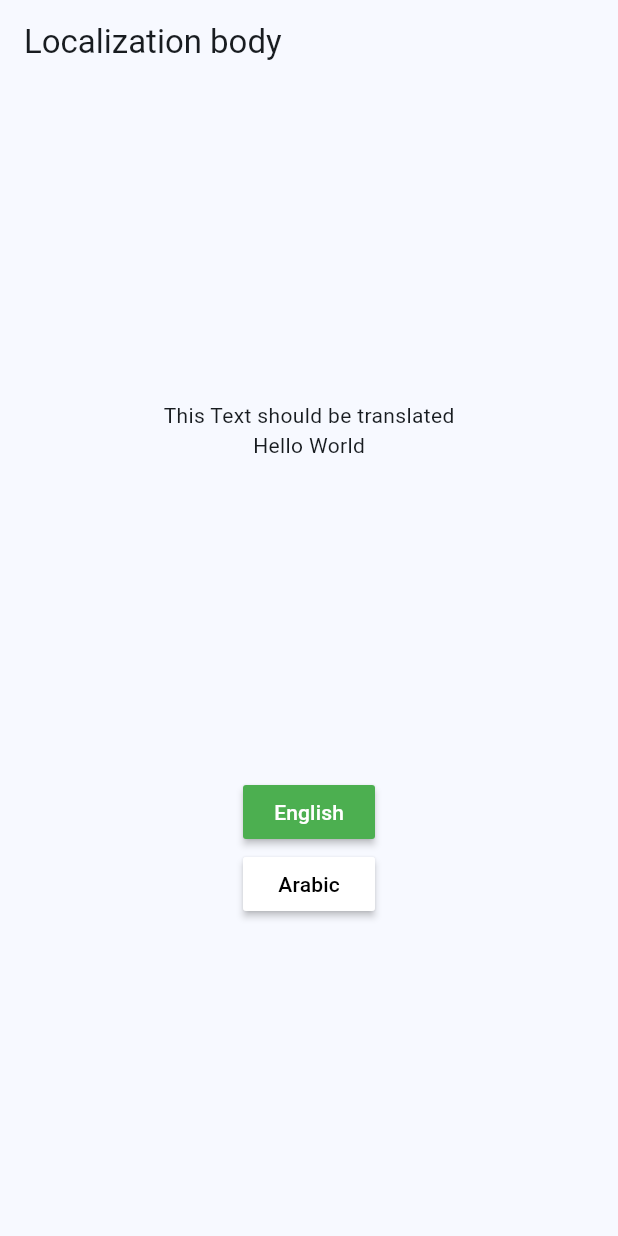
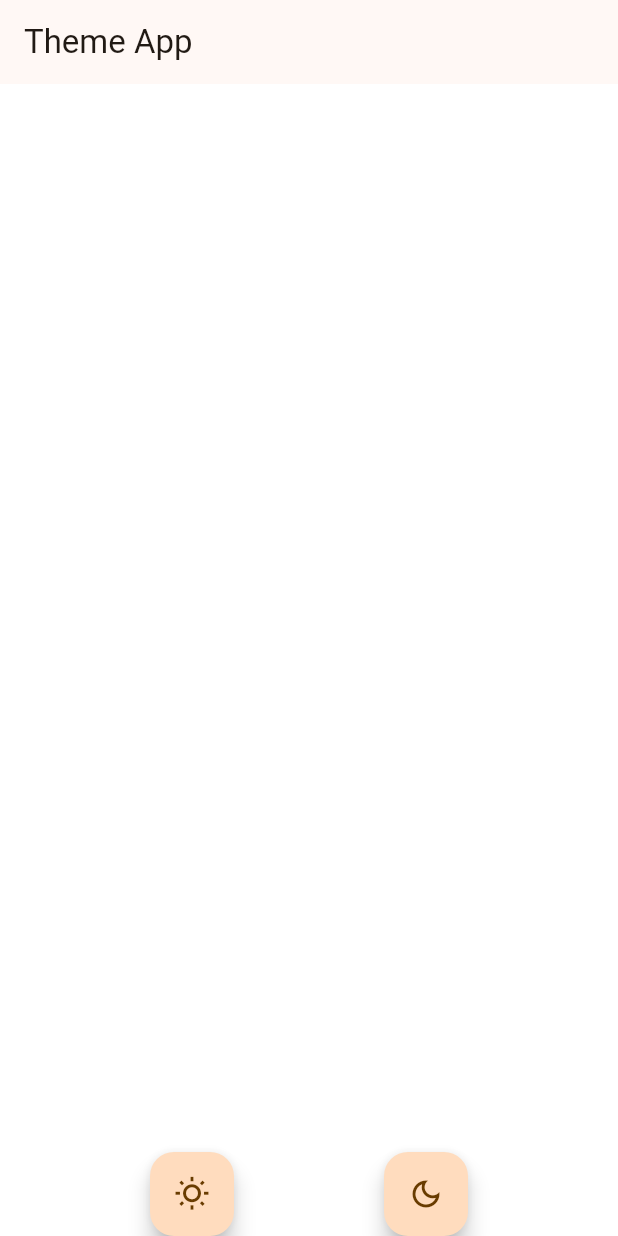
Before and after one commit to OSS7/Bloc_Apps_Project, a Flutter app: the screen it shows after launch, on a phone screen of 412 x 824 dp. Run offline on Flutter 3.47's test engine with Material 2 defaults, Android fonts, the phone set to English and light mode, and no system bars; our stand-ins replace bloc, equatable, flutter_bloc, shared_preferences.

Commit message:
theme app with bloc.

```diff
--- a/lib/localization/cubit/localization_cubit.dart
+++ b/lib/localization/cubit/localization_cubit.dart
@@ -3,7 +3,7 @@ import 'dart:ui';
 import 'package:bloc/bloc.dart';
 import 'package:meta/meta.dart';
 
-import '../service/local_storage_service.dart';
+import '../service/localization_local_storage.dart';
 
 part 'localization_state.dart';
 
--- a/lib/main.dart
+++ b/lib/main.dart
@@ -1,5 +1,8 @@
 import 'package:cubit_test/counter/bloc/counter_bloc.dart';
 import 'package:cubit_test/counter/counter_view.dart';
+import 'package:cubit_test/theme/bloc/theme_bloc.dart';
+import 'package:cubit_test/theme/service/theme_app.dart';
+import 'package:cubit_test/theme/theme_view.dart';
 import 'package:flutter/material.dart';
 import 'package:flutter_bloc/flutter_bloc.dart';
 import 'package:flutter_localizations/flutter_localizations.dart';
@@ -26,12 +29,25 @@ class MyApp extends StatelessWidget {
         BlocProvider(
           create: (BuildContext context) => LocalizationCubit()..getLocal(),
         ),
+        BlocProvider(
+          create: (BuildContext context) => ThemeBloc()..add(GetTheme()),
+        ),
       ],
-      child: BlocBuilder<LocalizationCubit, LocalizationState>(
-        builder: (context, state) {
-          if (state is UpdateLocalization) {
+      child: Builder(
+        builder: (context) {
+          Locale? local;
+          ThemeData? theme;
+          final localeCubit = context.watch<LocalizationCubit>().state;
+          final themeBloc = context.watch<ThemeBloc>().state;
+          if (themeBloc is UpdateTheme) {
+            theme = themeBloc.theme;
+          }
+          if (localeCubit is UpdateLocalization) {
+            local = localeCubit.local;
+          }
           return MaterialApp(
-              locale: state.local,
+            debugShowCheckedModeBanner: false,
+            locale: local,
             supportedLocales: const [Locale('en'), Locale('ar')],
             localizationsDelegates: const [
               AppLocalization.delegate,
@@ -39,15 +55,10 @@ class MyApp extends StatelessWidget {
               GlobalWidgetsLocalizations.delegate,
               GlobalCupertinoLocalizations.delegate
             ],
+            theme: theme,
             title: 'Flutter Demo',
-              theme: ThemeData(
-                colorScheme: ColorScheme.fromSeed(seedColor: Colors.lightBlue),
-                useMaterial3: true,
-              ),
-              home: const LocalizationView(),
+            home: const ThemeView(),
           );
-          }
-          return SizedBox();
         },
       ),
     );
--- /dev/null
+++ b/lib/theme/bloc/theme_bloc.dart
@@ -0,0 +1,29 @@
+import 'dart:async';
+
+import 'package:bloc/bloc.dart';
+import 'package:equatable/equatable.dart';
+import 'package:flutter/material.dart';
+
+import '../service/theme_app.dart';
+import '../service/theme_local_storage.dart';
+
+part 'theme_event.dart';
+part 'theme_state.dart';
+
+class ThemeBloc extends Bloc<ThemeEvent, ThemeState> {
+  ThemeBloc() : super(ThemeInitial()) {
+    on<ThemeEvent>((event, emit) async {
+      if (event is GetTheme) {
+        final themeIndex = await ThemeCacheHelper().getCachedThemeIndex();
+        final theme = AppTheme.values
+            .firstWhere((appTheme) => appTheme.index == themeIndex);
+        emit(UpdateTheme(appThemeData[theme]!));
+      }
+      if (event is SetTheme) {
+        final themeIndex = event.theme.index;
+        await ThemeCacheHelper().cacheThemeIndex(themeIndex);
+        emit(UpdateTheme(appThemeData[event.theme]!));
+      }
+    });
+  }
+}
--- /dev/null
+++ b/lib/theme/bloc/theme_event.dart
@@ -0,0 +1,19 @@
+part of 'theme_bloc.dart';
+
+abstract class ThemeEvent extends Equatable {
+  const ThemeEvent();
+}
+
+class GetTheme extends ThemeEvent {
+  @override
+  List<Object?> get props => throw UnimplementedError();
+}
+
+class SetTheme extends ThemeEvent {
+  final AppTheme theme;
+  const SetTheme({
+    required this.theme,
+  });
+  @override
+  List<Object> get props => [theme];
+}
--- /dev/null
+++ b/lib/theme/bloc/theme_state.dart
@@ -0,0 +1,18 @@
+part of 'theme_bloc.dart';
+
+abstract class ThemeState extends Equatable {
+  const ThemeState();
+}
+
+class ThemeInitial extends ThemeState {
+  @override
+  List<Object> get props => [];
+}
+
+class UpdateTheme extends ThemeState {
+  final ThemeData theme;
+
+  const UpdateTheme(this.theme);
+  @override
+  List<Object?> get props => [theme];
+}
--- /dev/null
+++ b/lib/theme/service/theme_app.dart
@@ -0,0 +1,20 @@
+import 'package:flutter/material.dart';
+
+enum AppTheme {
+  light("Light"),
+  dark("Dark");
+
+  final String name;
+  const AppTheme(this.name);
+}
+
+final appThemeData = {
+  AppTheme.light: ThemeData(
+      useMaterial3: true,
+      colorSchemeSeed: Colors.orange,
+      scaffoldBackgroundColor: Colors.white),
+  AppTheme.dark: ThemeData(
+      useMaterial3: true,
+      colorSchemeSeed: Colors.green,
+      scaffoldBackgroundColor: Colors.black.withOpacity(0.5)),
+};
--- /dev/null
+++ b/lib/theme/service/theme_local_storage.dart
@@ -0,0 +1,18 @@
+import 'package:shared_preferences/shared_preferences.dart';
+
+class ThemeCacheHelper {
+  Future<void> cacheThemeIndex(int themeIndex) async {
+    final sharedPreferences = await SharedPreferences.getInstance();
+    sharedPreferences.setInt("THEME_INDEX", themeIndex);
+  }
+
+  Future<int> getCachedThemeIndex() async {
+    final sharedPreferences = await SharedPreferences.getInstance();
+    final cachedThemeIndex = sharedPreferences.getInt("THEME_INDEX");
+    if (cachedThemeIndex != null) {
+      return cachedThemeIndex;
+    } else {
+      return 0;
+    }
+  }
+}
--- /dev/null
+++ b/lib/theme/theme_view.dart
@@ -0,0 +1,13 @@
+import 'package:cubit_test/theme/widgets/theme_body.dart';
+import 'package:flutter/material.dart';
+
+class ThemeView extends StatelessWidget {
+  const ThemeView({Key? key}) : super(key: key);
+
+  @override
+  Widget build(BuildContext context) {
+    return Scaffold(
+      body: ThemeBody(),
+    );
+  }
+}
--- /dev/null
+++ b/lib/theme/widgets/theme_body.dart
@@ -0,0 +1,47 @@
+import 'package:cubit_test/theme/bloc/theme_bloc.dart';
+import 'package:cubit_test/theme/service/theme_app.dart';
+import 'package:flutter/material.dart';
+import 'package:flutter_bloc/flutter_bloc.dart';
+
+class ThemeBody extends StatelessWidget {
+  const ThemeBody({Key? key}) : super(key: key);
+
+  @override
+  Widget build(BuildContext context) {
+    return Column(
+      mainAxisAlignment: MainAxisAlignment.spaceBetween,
+      children: [
+        AppBar(
+          title: Text('Theme App'),
+        ),
+
+        ///todo change icon when dark.
+        Row(
+          mainAxisAlignment: MainAxisAlignment.spaceEvenly,
+          children: [
+            FloatingActionButton(
+              onPressed: () {
+                final itemTheme = AppTheme.values[0];
+
+                context.read<ThemeBloc>().add(SetTheme(theme: itemTheme));
+              },
+              child: Icon(
+                Icons.wb_sunny_outlined,
+              ),
+            ),
+            FloatingActionButton(
+              onPressed: () {
+                final itemTheme = AppTheme.values[1];
+
+                context.read<ThemeBloc>().add(SetTheme(theme: itemTheme));
+              },
+              child: Icon(
+                Icons.dark_mode_outlined,
+              ),
+            ),
+          ],
+        )
+      ],
+    );
+  }
+}
--- a/pubspec.yaml
+++ b/pubspec.yaml
@@ -38,6 +38,7 @@ dependencies:
   cupertino_icons: ^1.0.2
   flutter_bloc: ^8.1.2
   shared_preferences: ^2.1.1
+  equatable: ^2.0.5
 
 dev_dependencies:
   flutter_test:
```
Also changed, not shown: lib/localization/service/localization_local_storage.dart (renamed from lib/localization/service/local_storage_service.dart), pubspec.lock, 1 other file. Lines whose indentation alone changed are shown as unchanged.
